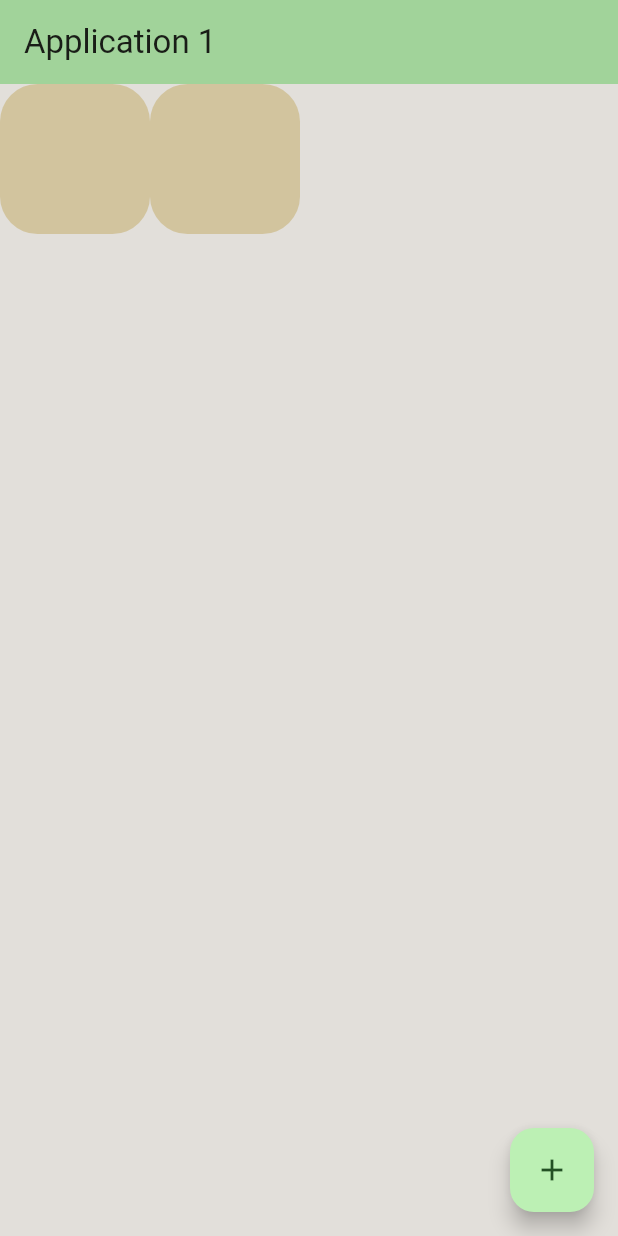
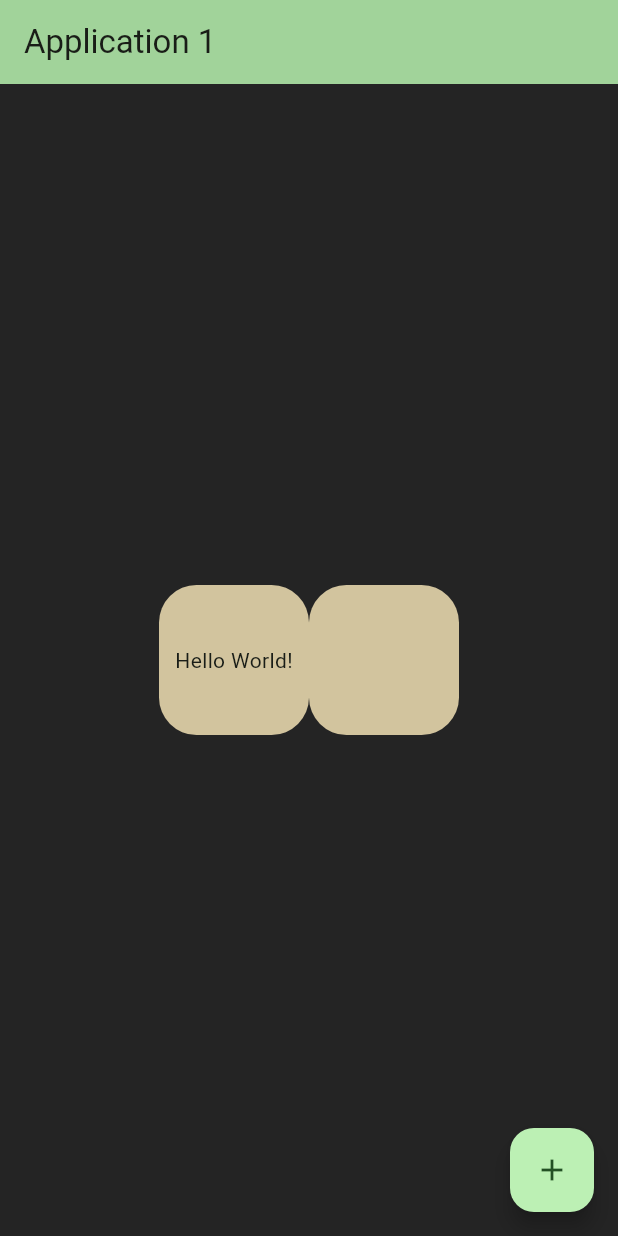
Before and after one commit to 49M/flutter_app1, a Flutter app: the screen it shows after launch, on a phone screen of 412 x 824 dp. Run offline on Flutter 3.47's test engine with Material 3 defaults, Android fonts, the phone set to English and light mode, and no system bars.

Commit message:
centering elements

```diff
--- a/lib/main.dart
+++ b/lib/main.dart
@@ -55,10 +55,11 @@ class _MyHomePageState extends State<MyHomePage> {
         ),
         body: Center(
             child: Container(
-                color: const Color(0xFFE2DFDA),
                 height: double.infinity,
-                child:
-                    Row(crossAxisAlignment: CrossAxisAlignment.start, children: [
+                width: double.infinity,
+                color: const Color.fromARGB(255, 36, 36, 36),
+                alignment: Alignment.center,
+                child: Row(mainAxisSize: MainAxisSize.min, children: [
                   Container(
                       height: 100,
                       width: 100,
@@ -66,7 +67,9 @@ class _MyHomePageState extends State<MyHomePage> {
                         borderRadius: BorderRadius.circular(25.0),
                         color: const Color(0xFFD2C49E),
                       ),
-                  ),
+                      child: const Center(
+                        child: Text('Hello World!'),
+                      )),
                   Container(
                     height: 100,
                     width: 100,
```
Lines whose indentation alone changed are shown as unchanged.
